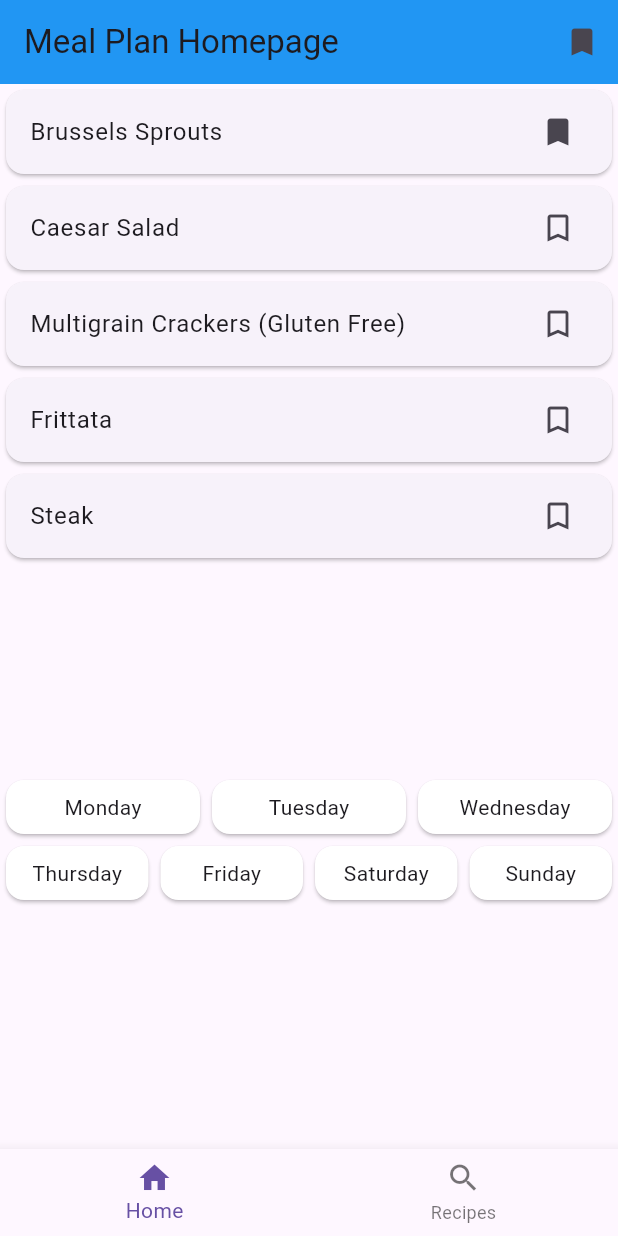
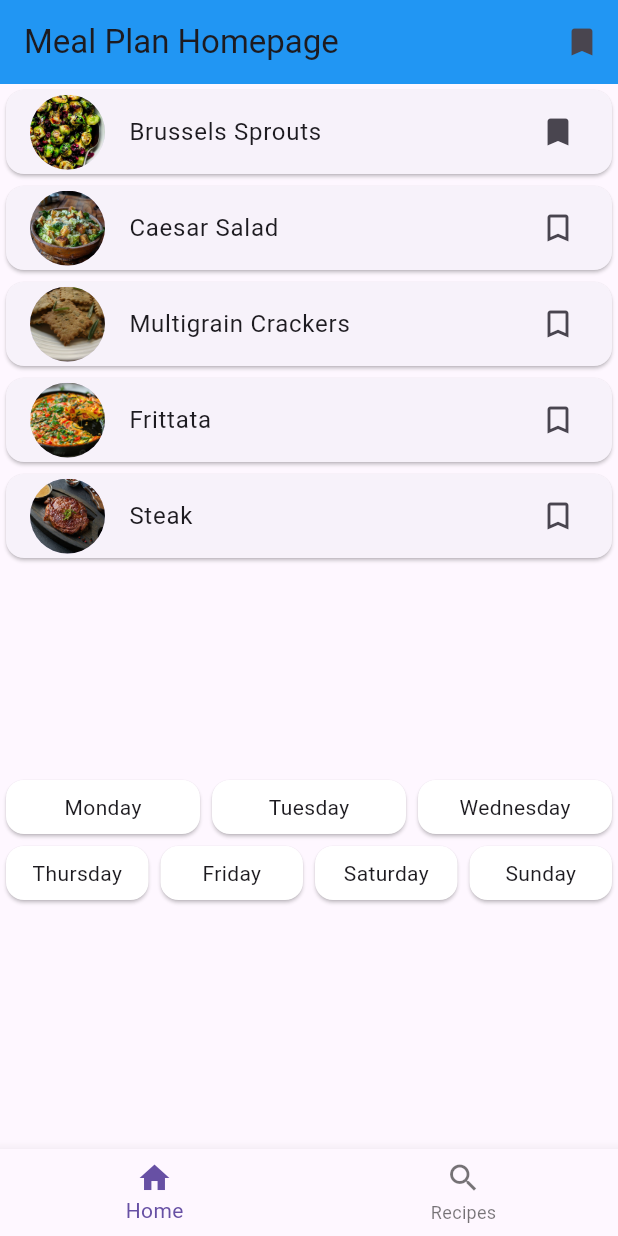
Before and after one commit to jasonyu17/MAD_Project1, a Flutter app: the screen it shows after launch, after a tap on the "bookmark outline" icon, on a phone screen of 412 x 824 dp. Run offline on Flutter 3.47's test engine with Material 3 defaults, Android fonts, the phone set to English and light mode, and no system bars; our stand-ins replace shared_preferences, sqflite; accounts and stored records are empty.

```diff
--- a/lib/pages/home_page.dart
+++ b/lib/pages/home_page.dart
@@ -13,12 +13,19 @@ class _HomePageState extends State<HomePage> {
   final List<String> mealList = [
     'Brussels Sprouts',
     'Caesar Salad',
-    'Multigrain Crackers (Gluten Free)',
+    'Multigrain Crackers',
     'Frittata',
     'Steak',
   ];
 
-  // Change weeklyMeals to store a list of meals for each day
+  final Map<String, String> mealImages = {
+    'Brussels Sprouts': 'assets/brussels.png',
+    'Caesar Salad': 'assets/caesar.png',
+    'Multigrain Crackers': 'assets/crackers.png',
+    'Frittata': 'assets/frittata.png',
+    'Steak': 'assets/steak.png',
+  };
+
   final Map<String, List<String>> weeklyMeals = {
     'Monday': [],
     'Tuesday': [],
@@ -29,7 +36,6 @@ class _HomePageState extends State<HomePage> {
     'Sunday': [],
   };
 
-  // A set to hold bookmarked meals
   Set<String> bookmarkedMeals = Set<String>();
 
   @override
@@ -38,7 +44,6 @@ class _HomePageState extends State<HomePage> {
     _loadBookmarkedMeals();
   }
 
-  // Load bookmarked meals from SharedPreferences
   Future<void> _loadBookmarkedMeals() async {
     final prefs = await SharedPreferences.getInstance();
     setState(() {
@@ -46,7 +51,6 @@ class _HomePageState extends State<HomePage> {
     });
   }
 
-  // Save bookmarked meals to SharedPreferences
   Future<void> _saveBookmarkedMeals() async {
     final prefs = await SharedPreferences.getInstance();
     prefs.setStringList('bookmarkedMeals', bookmarkedMeals.toList());
@@ -60,10 +64,9 @@ class _HomePageState extends State<HomePage> {
         bookmarkedMeals.add(meal);
       }
     });
-    _saveBookmarkedMeals(); // Save after toggling
+    _saveBookmarkedMeals();
   }
 
-  // Navigate to the FavoritesPage and pass the bookmarkedMeals
   void _goToFavoritesPage() {
     Navigator.push(
       context,
@@ -82,13 +85,12 @@ class _HomePageState extends State<HomePage> {
         actions: [
           IconButton(
             icon: const Icon(Icons.bookmark),
-            onPressed: _goToFavoritesPage, // Navigate to the FavoritesPage
+            onPressed: _goToFavoritesPage,
           ),
         ],
       ),
       body: Column(
         children: [
-          // List of meals with drag functionality
           Expanded(
             child: Column(
               children: mealList.map((meal) {
@@ -105,6 +107,10 @@ class _HomePageState extends State<HomePage> {
                   childWhenDragging: Container(),
                   child: Card(
                     child: ListTile(
+                      leading: CircleAvatar(
+                        radius: 25,
+                        backgroundImage: AssetImage(mealImages[meal] ?? 'assets/images/default.png'),
+                      ),
                       title: Text(meal),
                       trailing: GestureDetector(
                         onTap: () => _toggleBookmark(meal),
@@ -120,8 +126,6 @@ class _HomePageState extends State<HomePage> {
               }).toList(),
             ),
           ),
-
-          // SizedBox to contain the days and the drag targets for the meals
           SizedBox(
             height: 250,
             child: Column(
@@ -133,7 +137,6 @@ class _HomePageState extends State<HomePage> {
                       child: DragTarget<String>(
                         onAccept: (meal) {
                           setState(() {
-                            // Add the meal to the list for the respective day
                             weeklyMeals[day]?.add(meal);
                           });
                         },
@@ -145,7 +148,6 @@ class _HomePageState extends State<HomePage> {
                               child: Column(
                                 children: [
                                   Text(day),
-                                  // Display all meals for the day
                                   ...weeklyMeals[day]!.map((meal) {
                                     return Text(
                                       meal,
@@ -168,7 +170,6 @@ class _HomePageState extends State<HomePage> {
                       child: DragTarget<String>(
                         onAccept: (meal) {
                           setState(() {
-                            // Add the meal to the list for the respective day
                             weeklyMeals[day]?.add(meal);
                           });
                         },
@@ -180,7 +181,6 @@ class _HomePageState extends State<HomePage> {
                               child: Column(
                                 children: [
                                   Text(day),
-                                  // Display all meals for the day
                                   ...weeklyMeals[day]!.map((meal) {
                                     return Text(
                                       meal,
```
Also changed, not shown: pubspec.yaml (+6 -2 lines), assets/brussels.png (added), assets/caesar.png (added), assets/crackers.png (added), assets/frittata.png (added), assets/steak.png (added).
